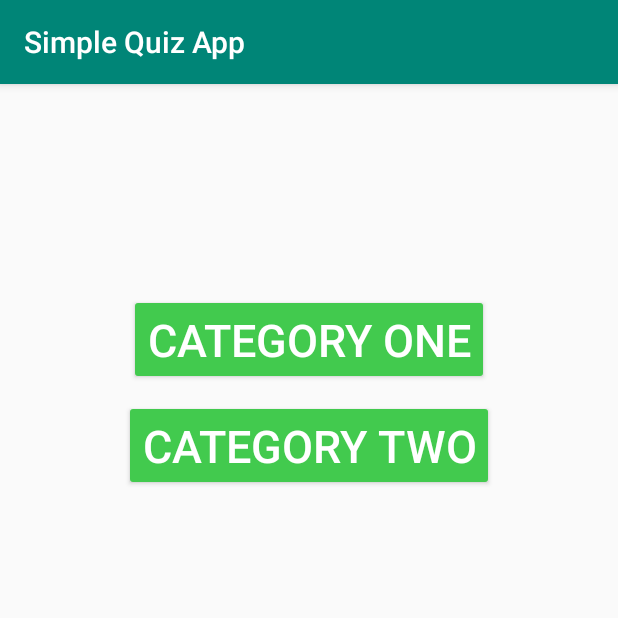
After one commit to fivedofficial/SimpleQuizApp, an Android app: the CategorySelection screen opened directly, with no data from a screen before it, on a phone screen of 412 x 824 dp, the top half of it. The commit adds this screen. Run offline under Robolectric (Android 15) with nearby library versions, the phone set to English and light mode, and no system bars.

Commit message:
Design change a bit New Category added.

```diff
--- a/app/build.gradle
+++ b/app/build.gradle
@@ -25,4 +25,5 @@ dependencies {
     testImplementation 'junit:junit:4.12'
     androidTestImplementation 'com.android.support.test:runner:1.0.2'
     androidTestImplementation 'com.android.support.test.espresso:espresso-core:3.0.2'
+
 }
--- /dev/null
+++ b/app/src/main/java/www/fived/pk/simplequizapp/CategorySelection.java
@@ -0,0 +1,46 @@
+package www.fived.pk.simplequizapp;
+
+import android.content.Intent;
+import android.support.v7.app.AppCompatActivity;
+import android.os.Bundle;
+import android.view.View;
+import android.widget.Button;
+import android.widget.Toast;
+
+public class CategorySelection extends AppCompatActivity {
+
+    Button category1, category2;
+
+    public static String selectedcategory = "category1";
+
+    @Override
+    protected void onCreate(Bundle savedInstanceState) {
+        super.onCreate(savedInstanceState);
+        setContentView(R.layout.activity_category_selection);
+
+
+        category1 = (Button) findViewById(R.id.category1);
+        category2 = (Button) findViewById(R.id.category2);
+
+
+
+        category1.setOnClickListener(new View.OnClickListener() {
+            @Override
+            public void onClick(View v) {
+                selectedcategory = "category1";
+                startActivity(new Intent(CategorySelection.this, MainActivity.class));
+            }
+        });
+
+        category2.setOnClickListener(new View.OnClickListener() {
+            @Override
+            public void onClick(View v) {
+                selectedcategory = "category2";
+                startActivity(new Intent(CategorySelection.this, MainActivity.class));
+            }
+        });
+
+
+
+    }
+}
--- /dev/null
+++ b/app/src/main/res/layout/activity_category_selection.xml
@@ -0,0 +1,32 @@
+<?xml version="1.0" encoding="utf-8"?>
+<RelativeLayout xmlns:android="http://schemas.android.com/apk/res/android"
+    xmlns:app="http://schemas.android.com/apk/res-auto"
+    xmlns:tools="http://schemas.android.com/tools"
+    android:layout_width="match_parent"
+    android:layout_height="match_parent"
+    tools:context=".CategorySelection">
+
+
+    <Button
+        android:id="@+id/category1"
+        android:layout_width="wrap_content"
+        android:layout_height="wrap_content"
+        android:layout_centerHorizontal="true"
+        android:layout_marginTop="140dp"
+        style="@style/Widget.AppCompat.Button.Colored"
+        android:textSize="30dp"
+        android:text="Category One" />
+
+    <Button
+        android:id="@+id/category2"
+        android:layout_width="wrap_content"
+        android:layout_height="wrap_content"
+        android:layout_centerInParent="true"
+        android:layout_below="@+id/category1"
+        android:layout_marginTop="10dp"
+        style="@style/Widget.AppCompat.Button.Colored"
+        android:textSize="30dp"
+        android:text="Category Two" />
+
+
+</RelativeLayout>
--- a/app/src/main/res/values/colors.xml
+++ b/app/src/main/res/values/colors.xml
@@ -2,5 +2,5 @@
 <resources>
     <color name="colorPrimary">#008577</color>
     <color name="colorPrimaryDark">#00574B</color>
-    <color name="colorAccent">#D81B60</color>
+    <color name="colorAccent">#42ca4e</color>
 </resources>
```
Also changed, not shown: app/src/main/AndroidManifest.xml (+8 -1 lines), app/src/main/java/www/fived/pk/simplequizapp/MainActivity.java (+59 -8 lines), app/src/main/java/www/fived/pk/simplequizapp/MainMenu.java (added, +25 -0 lines), app/src/main/java/www/fived/pk/simplequizapp/QuestionTwo.java (added, +72 -0 lines), app/src/main/res/layout/activity_main.xml (+6 -1 lines), app/src/main/res/layout/activity_main_menu.xml (added, +19 -0 lines).
